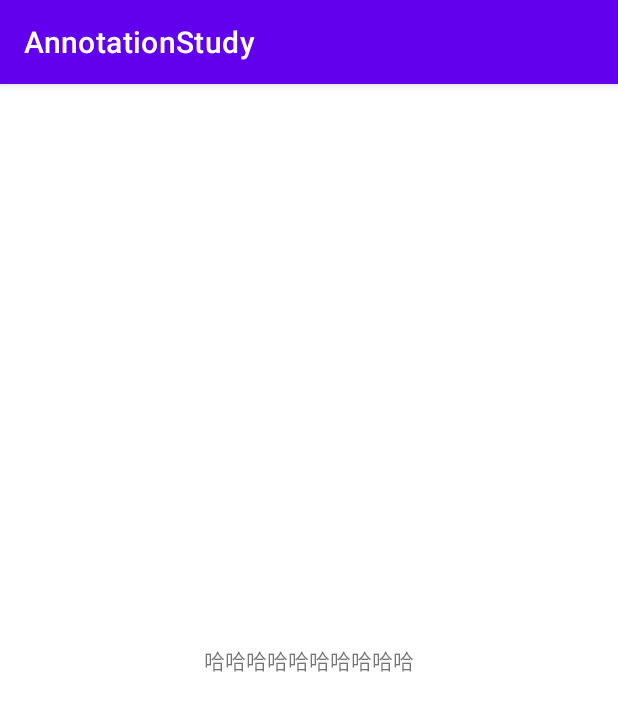
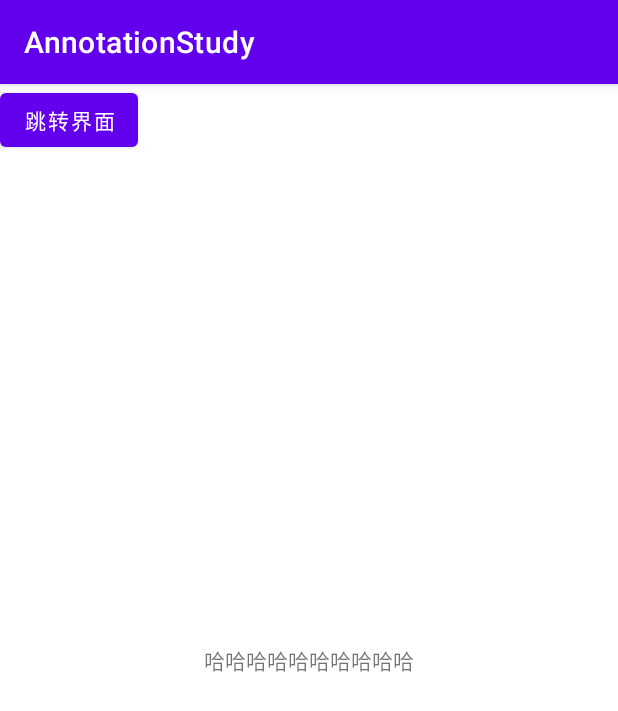
Before and after one commit to kukiye/AnnotationStudy, an Android app: the screen it shows after launch (MainActivity), on a phone screen of 412 x 824 dp. Shown: the top 711 px of the screen. Run offline under Robolectric (Android 15) with nearby library versions, the phone set to English and light mode, and no system bars.

Commit message:
1、反射加运行时注解获取Intent 传递的数据

```diff
--- a/app/src/main/AndroidManifest.xml
+++ b/app/src/main/AndroidManifest.xml
@@ -16,6 +16,9 @@
                 <category android:name="android.intent.category.LAUNCHER" />
             </intent-filter>
         </activity>
+
+        <activity android:name=".SecondActivity"></activity>
+
     </application>
 
 </manifest>
--- a/app/src/main/java/com/kuki/annotationstudy/MainActivity.java
+++ b/app/src/main/java/com/kuki/annotationstudy/MainActivity.java
@@ -2,7 +2,10 @@ package com.kuki.annotationstudy;
 
 import androidx.appcompat.app.AppCompatActivity;
 
+import android.content.Intent;
 import android.os.Bundle;
+import android.view.View;
+import android.widget.Button;
 import android.widget.TextView;
 
 import com.kuki.annotationstudy.R;
@@ -14,6 +17,9 @@ public class MainActivity extends AppCompatActivity {
     @InjectView(R.id.tv)
     TextView textView;
 
+    @InjectView(R.id.btn)
+    Button button;
+
     @Override
     protected void onCreate(Bundle savedInstanceState) {
         super.onCreate(savedInstanceState);
@@ -21,8 +27,21 @@ public class MainActivity extends AppCompatActivity {
 
         InjectUtils.injectView(this);
 
+        textView.setText("哈哈哈哈哈哈哈哈哈哈");
 
-        textView.setText("哈哈哈哈哈哈哈哈哈哈");
+        button.setText("跳转界面");
+        button.setOnClickListener(new View.OnClickListener() {
+            @Override
+            public void onClick(View v) {
+
+                Intent intent = new Intent(MainActivity.this, SecondActivity.class);
+                intent.putExtra("name", "Lance")
+                        .putExtra("isBoy", true);
+                startActivity(intent);
+
+            }
+        });
+
 
     }
 }
--- a/app/src/main/res/layout/activity_main.xml
+++ b/app/src/main/res/layout/activity_main.xml
@@ -15,4 +15,12 @@
         app:layout_constraintRight_toRightOf="parent"
         app:layout_constraintTop_toTopOf="parent" />
 
+    <Button
+        android:id="@+id/btn"
+        android:layout_width="wrap_content"
+        android:layout_height="wrap_content"
+        tools:ignore="MissingConstraints">
+
+    </Button>
+
 </androidx.constraintlayout.widget.ConstraintLayout>
```
Also changed, not shown: app/src/main/java/com/kuki/annotationstudy/SecondActivity.java (added, +48 -0 lines), app/src/main/java/com/kuki/annotationstudy/inject/InjectUtils.java (+51 -0 lines), app/src/main/java/com/kuki/annotationstudy/inject/IntentData.java (added, +19 -0 lines).
